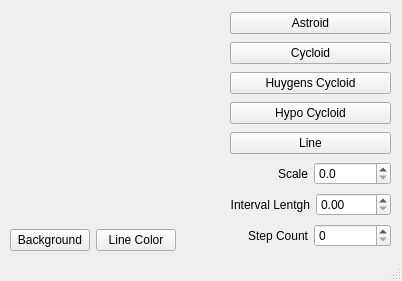
Above: mainwindow.ui from GeoMarek/Qt_learn before the change. Below: the same form after it.
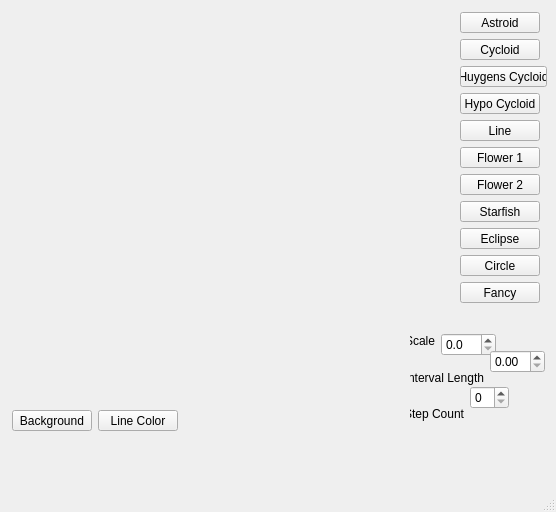
That is the form after the change. Custom widgets are drawn as their Qt base class.

Commit message: Add some buttons and shapes

The edit to the form file:
```diff
--- a/mainwindow.ui
+++ b/mainwindow.ui
@@ -6,63 +6,202 @@
    <rect>
     <x>0</x>
     <y>0</y>
-    <width>402</width>
-    <height>281</height>
+    <width>556</width>
+    <height>512</height>
    </rect>
   </property>
   <property name="windowTitle">
    <string>MainWindow</string>
   </property>
   <widget class="QWidget" name="centralwidget">
-   <widget class="QWidget" name="">
-    <property name="geometry">
-     <rect>
-      <x>230</x>
-      <y>10</y>
-      <width>161</width>
-      <height>241</height>
-     </rect>
-    </property>
-    <layout class="QVBoxLayout" name="verticalLayout">
-     <item>
       <widget class="QPushButton" name="button_astroid">
+    <property name="geometry">
+     <rect>
+      <x>460</x>
+      <y>12</y>
+      <width>80</width>
+      <height>21</height>
+     </rect>
+    </property>
        <property name="text">
         <string>Astroid</string>
        </property>
       </widget>
-     </item>
-     <item>
       <widget class="QPushButton" name="button_cycloid">
+    <property name="geometry">
+     <rect>
+      <x>460</x>
+      <y>39</y>
+      <width>80</width>
+      <height>21</height>
+     </rect>
+    </property>
        <property name="text">
         <string>Cycloid</string>
        </property>
       </widget>
-     </item>
-     <item>
       <widget class="QPushButton" name="button_huygens_cycloid">
+    <property name="geometry">
+     <rect>
+      <x>460</x>
+      <y>66</y>
+      <width>87</width>
+      <height>21</height>
+     </rect>
+    </property>
        <property name="text">
         <string>Huygens Cycloid</string>
        </property>
       </widget>
-     </item>
-     <item>
       <widget class="QPushButton" name="button_hypo_cycloid">
+    <property name="geometry">
+     <rect>
+      <x>460</x>
+      <y>93</y>
+      <width>80</width>
+      <height>21</height>
+     </rect>
+    </property>
        <property name="text">
         <string>Hypo Cycloid</string>
        </property>
       </widget>
-     </item>
-     <item>
+   <widget class="RenderArea" name="render_area" native="true">
+    <property name="geometry">
+     <rect>
+      <x>11</x>
+      <y>11</y>
+      <width>281</width>
+      <height>281</height>
+     </rect>
+    </property>
+   </widget>
       <widget class="QPushButton" name="button_line">
+    <property name="geometry">
+     <rect>
+      <x>460</x>
+      <y>120</y>
+      <width>80</width>
+      <height>21</height>
+     </rect>
+    </property>
        <property name="text">
         <string>Line</string>
        </property>
       </widget>
-     </item>
-     <item>
-      <layout class="QHBoxLayout" name="horizontalLayout">
-       <item>
+   <widget class="QPushButton" name="button_background">
+    <property name="geometry">
+     <rect>
+      <x>12</x>
+      <y>410</y>
+      <width>80</width>
+      <height>21</height>
+     </rect>
+    </property>
+    <property name="text">
+     <string>Background</string>
+    </property>
+   </widget>
+   <widget class="QPushButton" name="button_line_color">
+    <property name="geometry">
+     <rect>
+      <x>98</x>
+      <y>410</y>
+      <width>80</width>
+      <height>21</height>
+     </rect>
+    </property>
+    <property name="text">
+     <string>Line Color</string>
+    </property>
+   </widget>
+   <widget class="QPushButton" name="pushButton">
+    <property name="geometry">
+     <rect>
+      <x>460</x>
+      <y>147</y>
+      <width>80</width>
+      <height>21</height>
+     </rect>
+    </property>
+    <property name="text">
+     <string>Flower 1</string>
+    </property>
+   </widget>
+   <widget class="QPushButton" name="pushButton_2">
+    <property name="geometry">
+     <rect>
+      <x>460</x>
+      <y>174</y>
+      <width>80</width>
+      <height>21</height>
+     </rect>
+    </property>
+    <property name="text">
+     <string>Flower 2</string>
+    </property>
+   </widget>
+   <widget class="QPushButton" name="button_starfish">
+    <property name="geometry">
+     <rect>
+      <x>460</x>
+      <y>201</y>
+      <width>80</width>
+      <height>21</height>
+     </rect>
+    </property>
+    <property name="text">
+     <string>Starfish</string>
+    </property>
+   </widget>
+   <widget class="QPushButton" name="button_ellipse">
+    <property name="geometry">
+     <rect>
+      <x>460</x>
+      <y>228</y>
+      <width>80</width>
+      <height>21</height>
+     </rect>
+    </property>
+    <property name="text">
+     <string>Eclipse</string>
+    </property>
+   </widget>
+   <widget class="QPushButton" name="button_circle">
+    <property name="geometry">
+     <rect>
+      <x>460</x>
+      <y>255</y>
+      <width>80</width>
+      <height>21</height>
+     </rect>
+    </property>
+    <property name="text">
+     <string>Circle</string>
+    </property>
+   </widget>
+   <widget class="QPushButton" name="button_fancy">
+    <property name="geometry">
+     <rect>
+      <x>460</x>
+      <y>282</y>
+      <width>80</width>
+      <height>21</height>
+     </rect>
+    </property>
+    <property name="text">
+     <string>Fancy</string>
+    </property>
+   </widget>
         <widget class="QLabel" name="label_scale">
+    <property name="geometry">
+     <rect>
+      <x>410</x>
+      <y>333</y>
+      <width>25</width>
+      <height>16</height>
+     </rect>
+    </property>
          <property name="text">
           <string>Scale</string>
          </property>
@@ -70,33 +209,60 @@
           <set>Qt::AlignRight|Qt::AlignTrailing|Qt::AlignVCenter</set>
          </property>
         </widget>
-       </item>
-       <item>
         <widget class="QDoubleSpinBox" name="spin_scale">
+    <property name="geometry">
+     <rect>
+      <x>441</x>
+      <y>333</y>
+      <width>55</width>
+      <height>23</height>
+     </rect>
+    </property>
          <property name="decimals">
           <number>1</number>
          </property>
+    <property name="maximum">
+     <double>150.000000000000000</double>
+    </property>
          <property name="singleStep">
           <double>0.100000000000000</double>
          </property>
         </widget>
-       </item>
-      </layout>
-     </item>
-     <item>
-      <layout class="QHBoxLayout" name="horizontalLayout_2">
-       <item>
-        <widget class="QLabel" name="label_interval">
+   <widget class="QLabel" name="label">
+    <property name="geometry">
+     <rect>
+      <x>410</x>
+      <y>406</y>
+      <width>54</width>
+      <height>16</height>
+     </rect>
+    </property>
          <property name="text">
-          <string>Interval Lentgh</string>
+     <string>Step Count</string>
          </property>
          <property name="alignment">
           <set>Qt::AlignRight|Qt::AlignTrailing|Qt::AlignVCenter</set>
          </property>
         </widget>
-       </item>
-       <item>
+   <widget class="QSpinBox" name="spin_step_count">
+    <property name="geometry">
+     <rect>
+      <x>470</x>
+      <y>386</y>
+      <width>39</width>
+      <height>23</height>
+     </rect>
+    </property>
+   </widget>
         <widget class="QDoubleSpinBox" name="spin_interval">
+    <property name="geometry">
+     <rect>
+      <x>490</x>
+      <y>350</y>
+      <width>55</width>
+      <height>23</height>
+     </rect>
+    </property>
          <property name="decimals">
           <number>2</number>
          </property>
@@ -107,73 +273,21 @@
           <enum>QAbstractSpinBox::DefaultStepType</enum>
          </property>
         </widget>
-       </item>
-      </layout>
-     </item>
-     <item>
-      <layout class="QHBoxLayout" name="horizontalLayout_3">
-       <item>
-        <widget class="QLabel" name="label">
-         <property name="text">
-          <string>Step Count</string>
-         </property>
-         <property name="alignment">
-          <set>Qt::AlignRight|Qt::AlignTrailing|Qt::AlignVCenter</set>
-         </property>
-        </widget>
-       </item>
-       <item>
-        <widget class="QSpinBox" name="spin_step_count"/>
-       </item>
-      </layout>
-     </item>
-    </layout>
-   </widget>
-   <widget class="QWidget" name="">
+   <widget class="QLabel" name="label_interval">
     <property name="geometry">
      <rect>
-      <x>10</x>
-      <y>10</y>
-      <width>216</width>
-      <height>241</height>
+      <x>410</x>
+      <y>370</y>
+      <width>74</width>
+      <height>16</height>
      </rect>
     </property>
-    <layout class="QVBoxLayout" name="verticalLayout_2">
-     <item>
-      <widget class="RenderArea" name="render_area" native="true"/>
-     </item>
-     <item>
-      <layout class="QHBoxLayout" name="horizontalLayout_4">
-       <item>
-        <widget class="QPushButton" name="button_background">
          <property name="text">
-          <string>Background</string>
-         </property>
-        </widget>
-       </item>
-       <item>
-        <widget class="QPushButton" name="button_line_color">
-         <property name="text">
-          <string>Line Color</string>
-         </property>
-        </widget>
-       </item>
-       <item>
-        <spacer name="horizontalSpacer">
-         <property name="orientation">
-          <enum>Qt::Horizontal</enum>
-         </property>
-         <property name="sizeHint" stdset="0">
-          <size>
-           <width>40</width>
-           <height>20</height>
-          </size>
-         </property>
-        </spacer>
-       </item>
-      </layout>
-     </item>
-    </layout>
+     <string>Interval Length</string>
+    </property>
+    <property name="alignment">
+     <set>Qt::AlignRight|Qt::AlignTrailing|Qt::AlignVCenter</set>
+    </property>
    </widget>
   </widget>
   <widget class="QStatusBar" name="statusbar"/>
```
Lines whose indentation alone changed are shown as unchanged. The commit also changes 4 other files.
